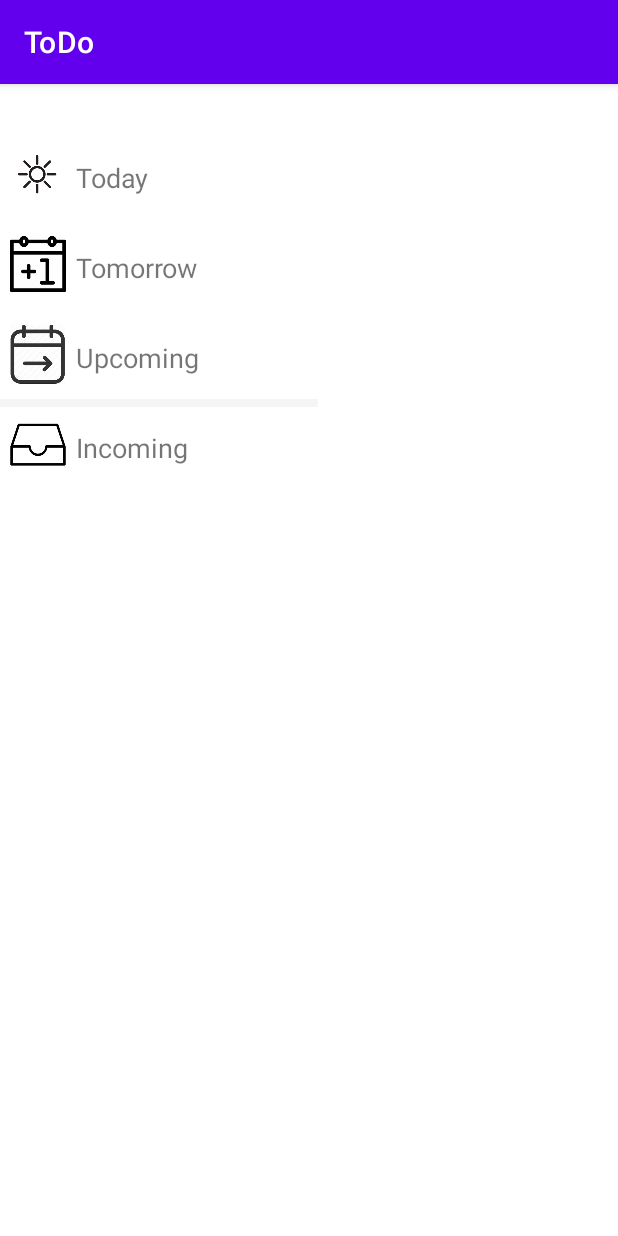
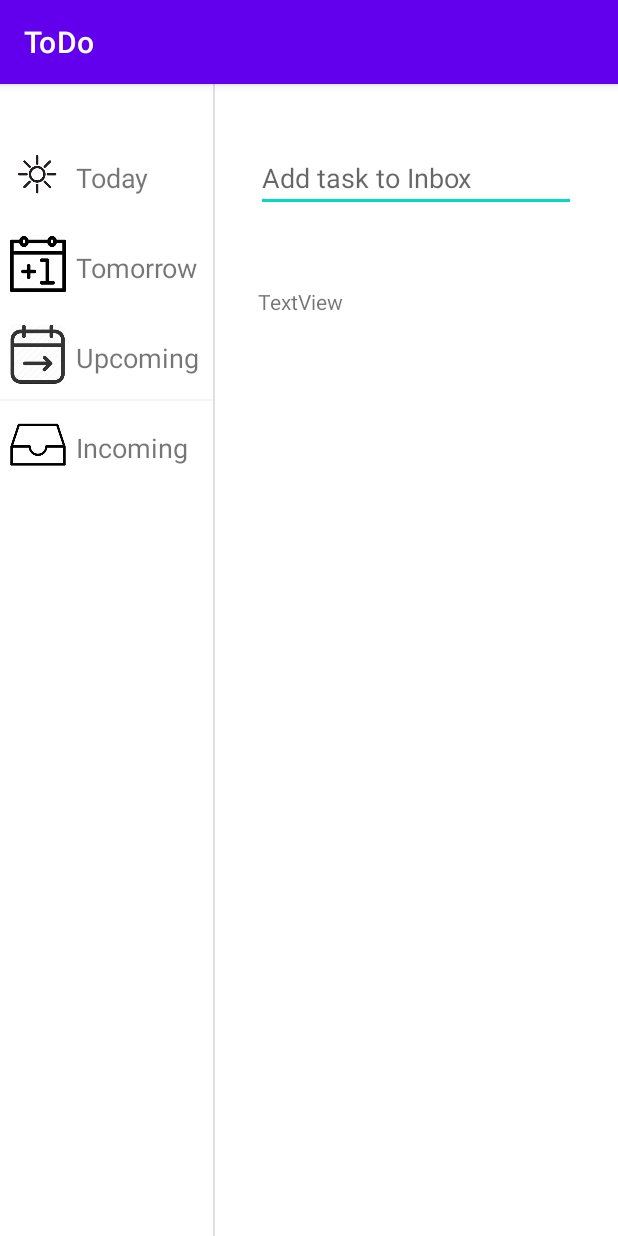
Before and after one commit to SzilvasiPeter/PomoTODOro, an Android app: the screen it shows after launch (MainActivity), on a phone screen of 412 x 824 dp. Run offline under Robolectric (Android 15) with nearby library versions, the phone set to English and light mode, and no system bars.

Commit message:
EditText with simple text view update.

```diff
--- a/ToDo/app/src/main/java/com/example/todo/MainActivity.java
+++ b/ToDo/app/src/main/java/com/example/todo/MainActivity.java
@@ -3,12 +3,38 @@ package com.example.todo;
 import androidx.appcompat.app.AppCompatActivity;
 
 import android.os.Bundle;
+import android.view.KeyEvent;
+import android.view.View;
+import android.view.inputmethod.EditorInfo;
+import android.widget.EditText;
+import android.widget.ListView;
+import android.widget.TextView;
 
-public class MainActivity extends AppCompatActivity {
+public class MainActivity extends AppCompatActivity implements View.OnKeyListener {
 
     @Override
     protected void onCreate(Bundle savedInstanceState) {
         super.onCreate(savedInstanceState);
         setContentView(R.layout.activity_main);
+
+        EditText addEditText = (EditText) findViewById(R.id.addtask_editText);
+        addEditText.setOnKeyListener(this);
+    }
+
+    @Override
+    public boolean onKey(View view, int keyCode, KeyEvent event) {
+
+        TextView responseText = (TextView) findViewById(R.id.simpleTask_textview);
+        EditText myEditText = (EditText) view;
+
+        if (keyCode == EditorInfo.IME_ACTION_SEARCH ||
+                keyCode == EditorInfo.IME_ACTION_DONE ||
+                event.getAction() == KeyEvent.ACTION_DOWN &&
+                        event.getKeyCode() == KeyEvent.KEYCODE_ENTER) {
+            responseText.setText(myEditText.getText());
+
+            return true;
+        }
+        return false; // pass on to other listeners.
     }
 }
--- a/ToDo/app/src/main/res/layout/activity_main.xml
+++ b/ToDo/app/src/main/res/layout/activity_main.xml
@@ -9,22 +9,11 @@
     <LinearLayout
         android:layout_width="match_parent"
         android:layout_height="match_parent"
-        android:backgroundTint="@android:color/darker_gray"
-        android:orientation="horizontal">
+        android:orientation="vertical">
 
         <androidx.constraintlayout.widget.ConstraintLayout
-            android:layout_width="wrap_content"
-            android:layout_height="275dp">
-
-            <ImageView
-                android:id="@+id/today_image"
-                android:layout_width="40dp"
-                android:layout_height="40dp"
-                android:layout_marginStart="5dp"
-                android:layout_marginTop="40dp"
-                app:layout_constraintStart_toStartOf="parent"
-                app:layout_constraintTop_toTopOf="parent"
-                app:srcCompat="@drawable/today" />
+            android:layout_width="match_parent"
+            android:layout_height="match_parent">
 
             <ImageView
                 android:id="@+id/tomorrow_image"
@@ -51,58 +40,57 @@
                 android:layout_width="wrap_content"
                 android:layout_height="wrap_content"
                 android:layout_marginStart="5dp"
-                android:layout_marginTop="35dp"
+                android:layout_marginTop="10dp"
                 android:text="Upcoming"
                 android:textSize="18sp"
                 app:layout_constraintStart_toEndOf="@+id/upcoming_image"
-                app:layout_constraintTop_toBottomOf="@+id/tomorrow_text" />
+                app:layout_constraintTop_toTopOf="@+id/upcoming_image" />
 
             <TextView
                 android:id="@+id/incoming_text"
                 android:layout_width="wrap_content"
                 android:layout_height="wrap_content"
                 android:layout_marginStart="5dp"
-                android:layout_marginTop="35dp"
+                android:layout_marginTop="10dp"
                 android:text="Incoming"
                 android:textSize="18sp"
                 app:layout_constraintStart_toEndOf="@+id/incoming_image"
-                app:layout_constraintTop_toBottomOf="@+id/upcoming_text" />
+                app:layout_constraintTop_toTopOf="@+id/incoming_image" />
 
             <TextView
                 android:id="@+id/today_text"
                 android:layout_width="wrap_content"
                 android:layout_height="wrap_content"
                 android:layout_marginStart="5dp"
-                android:layout_marginTop="50dp"
+                android:layout_marginTop="10dp"
                 android:baselineAligned="false"
                 android:gravity="center_vertical"
                 android:text="Today"
                 android:textAlignment="center"
                 android:textSize="18sp"
                 app:layout_constraintStart_toEndOf="@+id/today_image"
-                app:layout_constraintTop_toTopOf="parent" />
+                app:layout_constraintTop_toTopOf="@+id/today_image" />
 
             <TextView
                 android:id="@+id/tomorrow_text"
                 android:layout_width="wrap_content"
                 android:layout_height="wrap_content"
                 android:layout_marginStart="5dp"
-                android:layout_marginTop="35dp"
+                android:layout_marginTop="10dp"
                 android:text="Tomorrow"
                 android:textSize="18sp"
                 app:layout_constraintStart_toEndOf="@+id/tomorrow_image"
-                app:layout_constraintTop_toBottomOf="@+id/today_text" />
+                app:layout_constraintTop_toTopOf="@+id/tomorrow_image" />
 
             <View
                 android:id="@+id/divider"
-                android:layout_width="match_parent"
-                android:layout_height="5dp"
+                android:layout_width="0dp"
+                android:layout_height="1dp"
                 android:layout_marginTop="10dp"
-                android:layout_marginEnd="200dp"
                 android:background="?android:attr/listDivider"
                 android:backgroundTint="@android:color/darker_gray"
                 android:visibility="visible"
-                app:layout_constraintEnd_toEndOf="parent"
+                app:layout_constraintEnd_toStartOf="@+id/divider2"
                 app:layout_constraintTop_toBottomOf="@+id/upcoming_image"
                 tools:visibility="visible" />
 
@@ -116,6 +104,49 @@
                 app:layout_constraintTop_toBottomOf="@+id/upcoming_image"
                 app:srcCompat="@drawable/inbox" />
 
+            <ImageView
+                android:id="@+id/today_image"
+                android:layout_width="40dp"
+                android:layout_height="40dp"
+                android:layout_marginStart="5dp"
+                android:layout_marginTop="40dp"
+                app:layout_constraintStart_toStartOf="parent"
+                app:layout_constraintTop_toTopOf="parent"
+                app:srcCompat="@drawable/today" />
+
+            <View
+                android:id="@+id/divider2"
+                android:layout_width="1dp"
+                android:layout_height="match_parent"
+                android:layout_marginStart="10dp"
+                android:background="?android:attr/listDivider"
+                app:layout_constraintStart_toEndOf="@+id/tomorrow_text"
+                app:layout_constraintTop_toTopOf="parent" />
+
+            <EditText
+                android:id="@+id/addtask_editText"
+                android:layout_width="wrap_content"
+                android:layout_height="wrap_content"
+                android:layout_marginTop="40dp"
+                android:autofillHints=""
+                android:ems="10"
+                android:hint="Add task to Inbox"
+                android:inputType="textPersonName"
+                app:layout_constraintEnd_toEndOf="parent"
+                app:layout_constraintStart_toEndOf="@+id/divider2"
+                app:layout_constraintStart_toStartOf="@+id/divider2"
+                app:layout_constraintTop_toTopOf="parent" />
+
+            <TextView
+                android:id="@+id/simpleTask_textview"
+                android:layout_width="211dp"
+                android:layout_height="19dp"
+                android:layout_marginTop="50dp"
+                android:text="TextView"
+                app:layout_constraintEnd_toEndOf="parent"
+                app:layout_constraintStart_toEndOf="@+id/divider2"
+                app:layout_constraintTop_toBottomOf="@+id/addtask_editText" />
+
         </androidx.constraintlayout.widget.ConstraintLayout>
 
     </LinearLayout>
```
